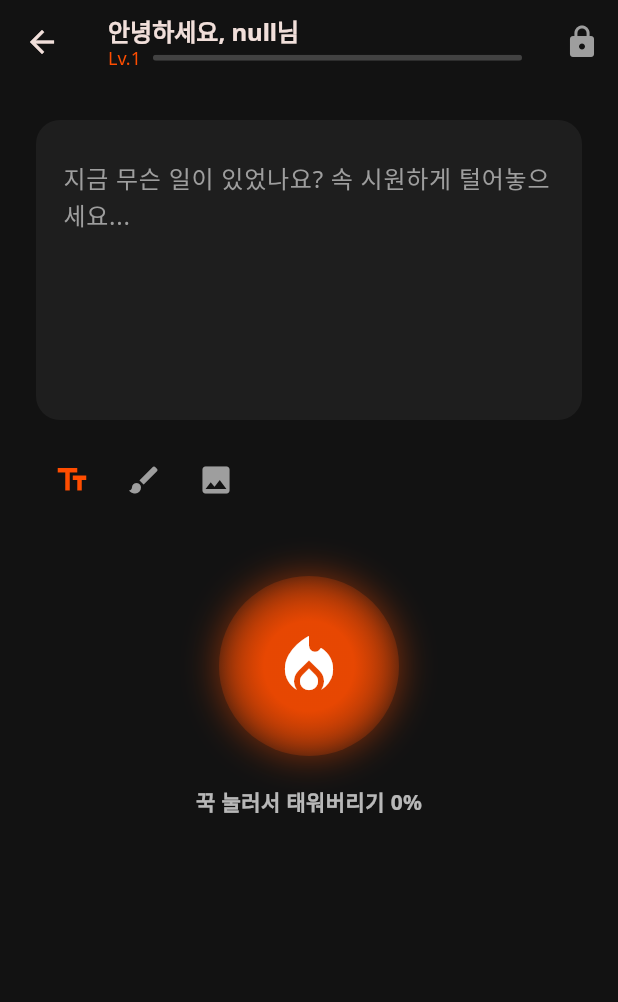
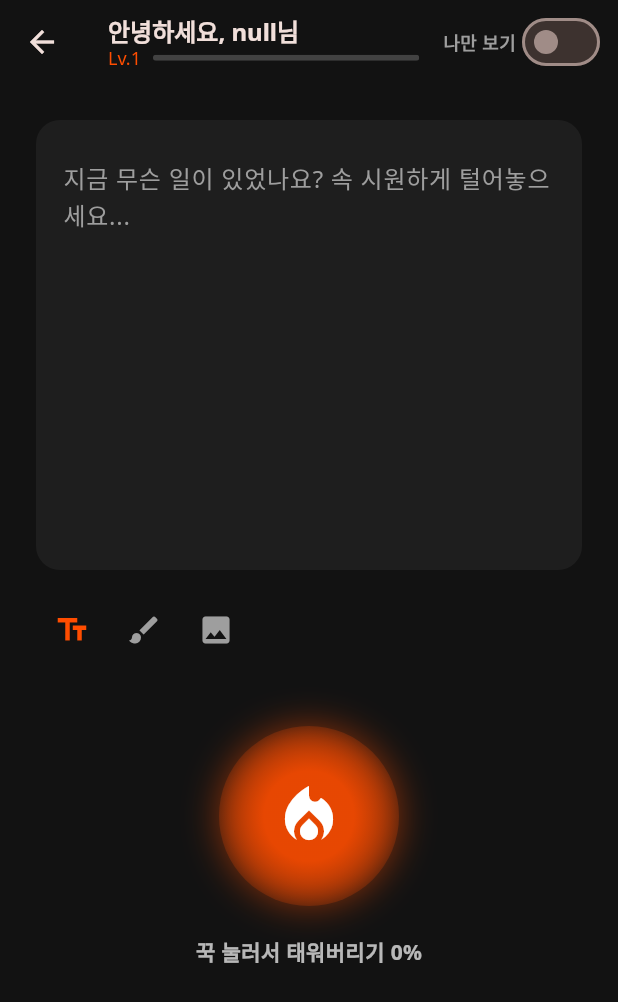
Before and after one commit to monitoro/emotiontok, a Flutter app: the HomeScreen screen opened directly, on a phone screen of 412 x 824 dp. Shown: the top 1002 px of the screen. Run offline on Flutter 3.47's test engine with Material 3 defaults, Android fonts, the phone set to English and light mode, and no system bars; our stand-ins replace google_fonts, image_picker, shared_preferences, signature, table_calendar; accounts and stored records are empty.

Commit message:
홈 화면 개선: 공유 토글 스위치 추가 및 입력창 크기 확대

```diff
--- a/lib/views/home_screen.dart
+++ b/lib/views/home_screen.dart
@@ -187,23 +187,33 @@ class _HomeScreenState extends State<HomeScreen>
         ),
         backgroundColor: Colors.transparent,
         actions: [
-          IconButton(
-            icon: Icon(
-              ventingVM.shareToSquare ? Icons.public : Icons.lock,
+          Row(
+            children: [
+              Text(
+                ventingVM.shareToSquare ? '광장에 공유' : '나만 보기',
+                style: TextStyle(
                   color: ventingVM.shareToSquare
                       ? const Color(0xFFFF4D00)
                       : Colors.grey,
+                  fontSize: 12,
+                  fontWeight: FontWeight.bold,
                 ),
-            onPressed: () {
-              ventingVM.setShareToSquare(!ventingVM.shareToSquare);
+              ),
+              Switch(
+                value: ventingVM.shareToSquare,
+                activeColor: const Color(0xFFFF4D00),
+                onChanged: (value) {
+                  ventingVM.setShareToSquare(value);
                   ScaffoldMessenger.of(context).showSnackBar(
                     SnackBar(
-                  content:
-                      Text(ventingVM.shareToSquare ? '광장에 공유됩니다' : '나만 봅니다'),
+                      content: Text(value ? '광장에 공유됩니다' : '나만 봅니다'),
                       duration: const Duration(seconds: 1),
                     ),
                   );
                 },
+              ),
+              const SizedBox(width: 8),
+            ],
           ),
         ],
       ),
@@ -217,7 +227,7 @@ class _HomeScreenState extends State<HomeScreen>
               children: [
                 // Input Area
                 Container(
-                  height: 200, // Fixed height for input area
+                  height: 300, // Increased height for input area
                   padding: const EdgeInsets.all(16),
                   decoration: BoxDecoration(
                     color: const Color(0xFF1E1E1E),
```
Lines whose indentation alone changed are shown as unchanged.
